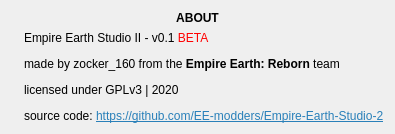
This is src/lib/aboutWindow.ui in EE-modders/Empire-Earth-Studio-2 as Qt 5 draws it before an edit. The edited form follows.
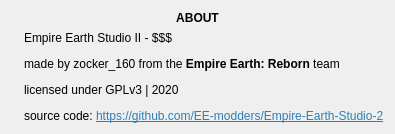
This is the edited form. Icons and pictures are not drawn.

The edit to the form file:
```diff
--- a/src/lib/aboutWindow.ui
+++ b/src/lib/aboutWindow.ui
@@ -64,7 +64,7 @@
      <item>
       <widget class="QLabel" name="label_2">
        <property name="text">
-        <string>&lt;html&gt;&lt;head/&gt;&lt;body&gt;&lt;p&gt;Empire Earth Studio II - v0.1 &lt;span style=&quot; color:#ff0000;&quot;&gt;BETA&lt;/span&gt;&lt;/p&gt;&lt;p&gt;made by zocker_160 from the &lt;span style=&quot; font-weight:600;&quot;&gt;Empire Earth: Reborn&lt;/span&gt; team&lt;/p&gt;&lt;p&gt;licensed under GPLv3 | 2020&lt;/p&gt;&lt;p&gt;source code: &lt;a href=&quot;https://github.com/EE-modders/Empire-Earth-Studio-2&quot;&gt;&lt;span style=&quot; text-decoration: underline; color:#2980b9;&quot;&gt;https://github.com/EE-modders/Empire-Earth-Studio-2&lt;/span&gt;&lt;/a&gt;&lt;/p&gt;&lt;/body&gt;&lt;/html&gt;</string>
+        <string>&lt;html&gt;&lt;head/&gt;&lt;body&gt;&lt;p&gt;Empire Earth Studio II - $$$&lt;/p&gt;&lt;p&gt;made by zocker_160 from the &lt;span style=&quot; font-weight:600;&quot;&gt;Empire Earth: Reborn&lt;/span&gt; team&lt;/p&gt;&lt;p&gt;licensed under GPLv3 | 2020&lt;/p&gt;&lt;p&gt;source code: &lt;a href=&quot;https://github.com/EE-modders/Empire-Earth-Studio-2&quot;&gt;&lt;span style=&quot; text-decoration: underline; color:#2980b9;&quot;&gt;https://github.com/EE-modders/Empire-Earth-Studio-2&lt;/span&gt;&lt;/a&gt;&lt;/p&gt;&lt;/body&gt;&lt;/html&gt;</string>
        </property>
        <property name="alignment">
         <set>Qt::AlignLeading|Qt::AlignLeft|Qt::AlignTop</set>
```
Left out of the diff: 2 changed lines with no effect on the pictures.
